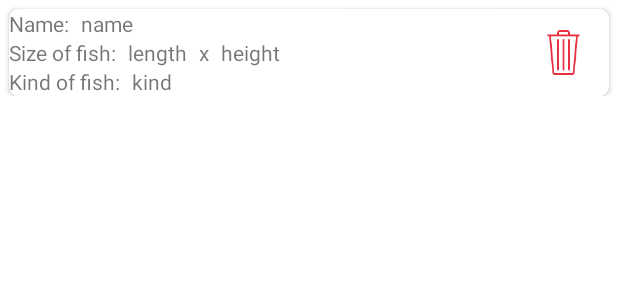
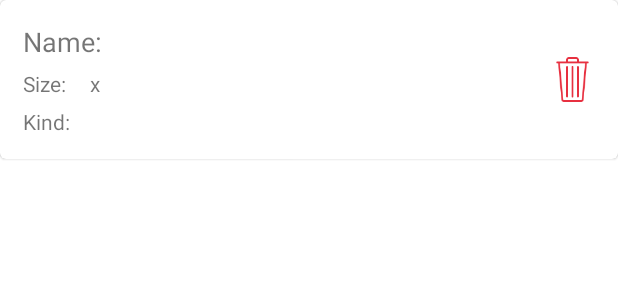
Before and after one commit to VolodyaRybakov/Test_app, an Android app: the layout list_item.xml on its own in the app's theme, with its tools: preview values and no code run, on a phone screen of 412 x 824 dp. Shown: the top 300 px of the screen. Run offline under Robolectric (Android 15) with nearby library versions, the phone set to English and light mode, and no system bars.

Commit message:
update recycler view

```diff
--- a/testapplication/src/main/java/com/example/testapplication/AddFishDialog.java
+++ b/testapplication/src/main/java/com/example/testapplication/AddFishDialog.java
@@ -9,11 +9,11 @@ import android.widget.Toast;
 
 import androidx.appcompat.app.AlertDialog;
 
-import java.util.ArrayList;
+import java.util.HashSet;
 
 public class AddFishDialog {
 
-    public static AlertDialog getDialog(Activity activity, FishListFragment listener, ArrayList<String> fishKinds) {
+    public static AlertDialog getDialog(Activity activity, FishListFragment listener, HashSet<String> fishKinds) {
         AlertDialog.Builder builder = new AlertDialog.Builder(activity);
 
         View view = activity.getLayoutInflater().inflate(R.layout.add_fish_dialog, null); // Получаем layout по его ID
@@ -23,7 +23,7 @@ public class AddFishDialog {
 
         AutoCompleteTextView kindView = view.findViewById(R.id.etFishKind);
         if (fishKinds.size() > 0) {
-            kindView.setAdapter(new ArrayAdapter<>(view.getContext(), R.layout.simple_list_item, R.id.fish_kind_list_item, fishKinds));
+            kindView.setAdapter(new ArrayAdapter<>(view.getContext(), R.layout.simple_list_item, R.id.fish_kind_list_item, fishKinds.toArray(new String[]{})));
         }
 
         builder.setPositiveButton(android.R.string.ok, (dialog, which) -> {
--- a/testapplication/src/main/java/com/example/testapplication/FishAdapter.java
+++ b/testapplication/src/main/java/com/example/testapplication/FishAdapter.java
@@ -65,8 +65,6 @@ public class FishAdapter extends RecyclerView.Adapter<FishAdapter.FishViewHolder
         TextView mFishLengthView;
         @BindView(R.id.kind)
         TextView mFishKindView;
-        @BindView(R.id.main_layout)
-        ConstraintLayout mainLayout;
         @BindView(R.id.deleteButton)
         AppCompatImageButton mDeleteButton;
 
--- a/testapplication/src/main/res/layout/list_item.xml
+++ b/testapplication/src/main/res/layout/list_item.xml
@@ -1,23 +1,15 @@
 <?xml version="1.0" encoding="utf-8"?>
-<androidx.constraintlayout.widget.ConstraintLayout xmlns:android="http://schemas.android.com/apk/res/android"
+
+<com.google.android.material.card.MaterialCardView xmlns:android="http://schemas.android.com/apk/res/android"
+    xmlns:app="http://schemas.android.com/apk/res-auto"
     android:layout_width="match_parent"
-    android:layout_height="wrap_content"
-    xmlns:app="http://schemas.android.com/apk/res-auto">
+    android:layout_height="wrap_content">
 
-
-    <androidx.cardview.widget.CardView
-        android:id="@+id/card_view"
+    <androidx.constraintlayout.widget.ConstraintLayout
         android:layout_width="match_parent"
         android:layout_height="wrap_content"
-        app:cardCornerRadius="6dp"
-        app:layout_constraintStart_toStartOf="parent"
-        app:layout_constraintTop_toTopOf="parent"
-        android:layout_margin="6dp">
+        android:padding="15dp">
 
-        <androidx.constraintlayout.widget.ConstraintLayout
-            android:id="@+id/main_layout"
-            android:layout_width="match_parent"
-            android:layout_height="wrap_content">
 
         <androidx.constraintlayout.widget.ConstraintLayout
             android:id="@+id/constraintLayout"
@@ -32,7 +24,6 @@
                 android:layout_height="wrap_content"
                 android:layout_marginStart="8dp"
                 android:layout_weight="1"
-                android:text="height"
                 app:layout_constraintStart_toEndOf="@+id/textView5"
                 app:layout_constraintTop_toTopOf="@+id/textView5" />
 
@@ -41,6 +32,7 @@
                 android:layout_width="wrap_content"
                 android:layout_height="wrap_content"
                 android:layout_weight="1"
+                android:layout_marginTop="6dp"
                 android:text="@string/fish_size"
                 app:layout_constraintStart_toStartOf="@+id/textView3"
                 app:layout_constraintTop_toBottomOf="@+id/textView3" />
@@ -51,7 +43,6 @@
                 android:layout_height="wrap_content"
                 android:layout_marginStart="8dp"
                 android:layout_weight="1"
-                android:text="length"
                 app:layout_constraintStart_toEndOf="@+id/textView4"
                 app:layout_constraintTop_toTopOf="@+id/textView4" />
 
@@ -61,6 +52,7 @@
                 android:layout_height="wrap_content"
                 android:layout_weight="1"
                 android:text="@string/f_name"
+                android:textSize="18sp"
                 app:layout_constraintStart_toStartOf="parent"
                 app:layout_constraintTop_toTopOf="parent" />
 
@@ -69,16 +61,17 @@
                 android:layout_width="wrap_content"
                 android:layout_height="wrap_content"
                 android:layout_marginStart="8dp"
+                android:textColor="@color/accent"
                 android:layout_weight="1"
-                android:text="kind"
                 app:layout_constraintStart_toEndOf="@+id/textView6"
-                app:layout_constraintTop_toBottomOf="@+id/textView4" />
+                app:layout_constraintTop_toTopOf="@+id/textView6" />
 
             <TextView
                 android:id="@+id/textView6"
                 android:layout_width="wrap_content"
                 android:layout_height="wrap_content"
                 android:layout_weight="1"
+                android:layout_marginTop="6sp"
                 android:text="@string/f_kind"
                 app:layout_constraintStart_toStartOf="@+id/textView4"
                 app:layout_constraintTop_toBottomOf="@+id/textView4" />
@@ -95,11 +88,11 @@
 
             <TextView
                 android:id="@+id/name"
+                android:textSize="18sp"
                 android:layout_width="wrap_content"
                 android:layout_height="wrap_content"
                 android:layout_marginStart="8dp"
                 android:layout_weight="1"
-                android:text="name"
                 app:layout_constraintStart_toEndOf="@+id/textView3"
                 app:layout_constraintTop_toTopOf="@+id/textView3" />
         </androidx.constraintlayout.widget.ConstraintLayout>
@@ -110,10 +103,9 @@
                 android:layout_height="30dp"
                 android:layout_alignParentEnd="true"
                 android:layout_centerVertical="true"
-                android:layout_marginEnd="15dp"
-                android:src="@mipmap/ic_delete"
                 android:background="@null"
                 android:scaleType="fitXY"
+                android:src="@mipmap/ic_delete"
                 android:tint="#e73040"
                 app:layout_constraintBottom_toBottomOf="parent"
                 app:layout_constraintEnd_toEndOf="parent"
@@ -121,9 +113,5 @@
                 app:layout_constraintStart_toEndOf="@+id/constraintLayout"
                 app:layout_constraintTop_toTopOf="@+id/constraintLayout" />
 
-        </androidx.constraintlayout.widget.ConstraintLayout>
-
-    </androidx.cardview.widget.CardView>
-
-
-</androidx.constraintlayout.widget.ConstraintLayout>
+    </androidx.constraintlayout.widget.ConstraintLayout>
+</com.google.android.material.card.MaterialCardView>
--- a/testapplication/src/main/res/values/strings.xml
+++ b/testapplication/src/main/res/values/strings.xml
@@ -16,8 +16,8 @@
     <string name="calculate_water_value">Calculate the required volume of water to replace</string>
     <string name="required_amount_water_to_replace"> Required amount of water to replace:</string>
     <string name="f_name">Name:</string>
-    <string name="fish_size">Size of fish:</string>
-    <string name="f_kind">Kind of fish:</string>
+    <string name="fish_size">Size:</string>
+    <string name="f_kind">Kind:</string>
     <string name="my_aquarium">my aquarium</string>
     <string name="my_fishes">my fishes</string>
     <string name="about">About</string>
```
Also changed, not shown: testapplication/src/main/java/com/example/testapplication/FishListFragment.java (+23 -3 lines), testapplication/src/main/java/com/example/testapplication/FishListFragmentPresenter.java (+15 -6 lines), 1 other file.
